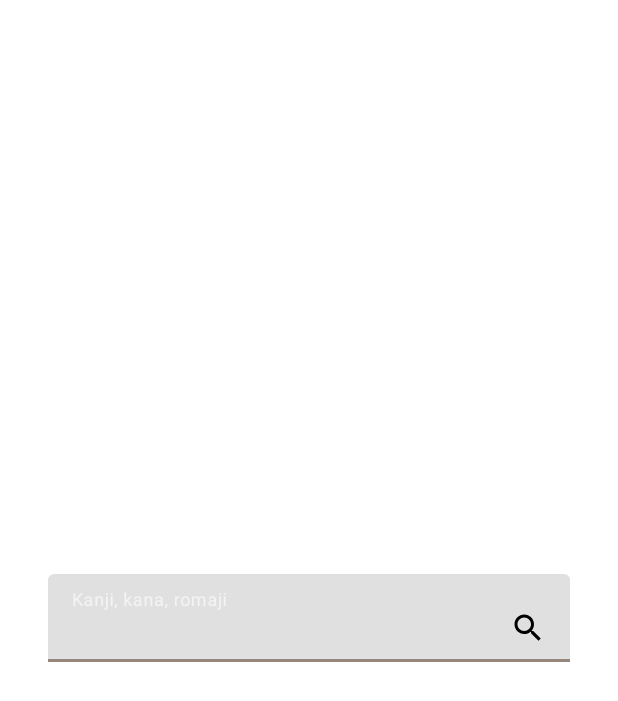
After one commit to nrchan/ProjectJLPT, an Android app: the ConjugatorActivity screen opened directly, with no data from a screen before it, on a phone screen of 412 x 824 dp. The commit adds this screen. Shown: the top 701 px of the screen. Run offline under Robolectric (Android 15) with nearby library versions, the phone set to English and light mode, and no system bars; our stand-ins replace Firebase (no records; nobody signed in at launch, a user with empty details on screens opened directly).

Commit message:
start conjugator activity

```diff
--- a/app/src/main/AndroidManifest.xml
+++ b/app/src/main/AndroidManifest.xml
@@ -11,6 +11,8 @@
             android:supportsRtl="true"
             android:theme="@style/AppTheme"
             tools:ignore="GoogleAppIndexingWarning">
+        <activity android:name=".ConjugatorActivity">
+        </activity>
         <activity android:name=".ConjugationActivity">
         </activity>
         <activity android:name=".SettingActivity">
--- a/app/src/main/java/com/example/nr/projectjlpt/MainActivity.kt
+++ b/app/src/main/java/com/example/nr/projectjlpt/MainActivity.kt
@@ -21,6 +21,10 @@ class MainActivity : AppCompatActivity() {
 
         grammar_list_activity_btn.setOnClickListener {
             startActivity(Intent(this, GrammarListActivity::class.java))
+        }
+
+        conjugator_activity_btn.setOnClickListener {
+            startActivity(Intent(this, ConjugatorActivity::class.java))
         }
 
         conjugation_activity_btn.setOnClickListener {
--- a/app/src/main/java/com/example/nr/projectjlpt/SettingActivity.kt
+++ b/app/src/main/java/com/example/nr/projectjlpt/SettingActivity.kt
@@ -55,7 +55,7 @@ class SettingActivity : AppCompatActivity() {
 
         name_btn.setOnClickListener {
             val name = name_input_editText.text.toString()
-            if (name.length > 10) {
+            if (name.length > 8) {
                 Snackbar.make(
                     name_btn,
                     R.string.name_too_long,
@@ -77,6 +77,7 @@ class SettingActivity : AppCompatActivity() {
             ).show()
             val imm = getSystemService(Context.INPUT_METHOD_SERVICE) as InputMethodManager
             imm.hideSoftInputFromWindow(currentFocus?.windowToken, 0)
+            name_input_editText.clearFocus()
         }
 
         refreshGrammarBtn.setOnClickListener {
--- /dev/null
+++ b/app/src/main/res/drawable/ic_search_black_24dp.xml
@@ -0,0 +1,9 @@
+<vector xmlns:android="http://schemas.android.com/apk/res/android"
+        android:width="24dp"
+        android:height="24dp"
+        android:viewportWidth="24.0"
+        android:viewportHeight="24.0">
+    <path
+        android:fillColor="#FF000000"
+        android:pathData="M15.5,14h-0.79l-0.28,-0.27C15.41,12.59 16,11.11 16,9.5 16,5.91 13.09,3 9.5,3S3,5.91 3,9.5 5.91,16 9.5,16c1.61,0 3.09,-0.59 4.23,-1.57l0.27,0.28v0.79l5,4.99L20.49,19l-4.99,-5zM9.5,14C7.01,14 5,11.99 5,9.5S7.01,5 9.5,5 14,7.01 14,9.5 11.99,14 9.5,14z"/>
+</vector>
--- /dev/null
+++ b/app/src/main/res/layout/activity_conjugator.xml
@@ -0,0 +1,29 @@
+<?xml version="1.0" encoding="utf-8"?>
+<androidx.constraintlayout.widget.ConstraintLayout
+        xmlns:android="http://schemas.android.com/apk/res/android"
+        xmlns:tools="http://schemas.android.com/tools"
+        xmlns:app="http://schemas.android.com/apk/res-auto"
+        android:layout_width="match_parent"
+        android:layout_height="match_parent"
+        tools:context=".ConjugatorActivity">
+
+    <com.google.android.material.textfield.TextInputLayout
+            style="@style/Widget.MaterialComponents.TextInputLayout.FilledBox"
+            android:layout_height="wrap_content"
+            android:id="@+id/verb_input"
+            app:boxStrokeColor="@color/colorAccent"
+            app:layout_constraintStart_toStartOf="parent"
+            app:layout_constraintTop_toTopOf="parent"
+            app:layout_constraintBottom_toBottomOf="parent" android:layout_marginStart="32dp"
+            android:layout_width="0dp" app:layout_constraintEnd_toEndOf="parent"
+            android:layout_marginEnd="32dp" android:hint="@string/verb_input_hint_text"
+    >
+
+        <com.google.android.material.textfield.TextInputEditText
+                android:layout_width="match_parent"
+                android:layout_height="wrap_content" android:textAlignment="textStart" android:textSize="18sp"
+                android:singleLine="true" android:id="@+id/verb_input_editText" android:imeOptions="actionSearch"
+                android:drawableEnd="@drawable/ic_search_black_24dp"/>
+
+    </com.google.android.material.textfield.TextInputLayout>
+</androidx.constraintlayout.widget.ConstraintLayout>
--- a/app/src/main/res/values/strings.xml
+++ b/app/src/main/res/values/strings.xml
@@ -10,6 +10,7 @@
     <string name="main_activity_title_evening">こんばんは。</string>
     <string name="grammar_list_activity_btn_text">Grammar・文法</string>
     <string name="conjugation_activity_btn_text">Word Conjugation・活用</string>
+    <string name="conjugator_activity_btn_text">Verb Conjugator</string>
 
     <!--grammar list activity-->
     <string name="grammar_list_activity_title">All the grammar</string>
@@ -18,6 +19,9 @@
     <string name="grammar_list_romaji_default">Its Associated Romaji</string>
     <string name="grammar_list_meaning_default">Its meaning here :)</string>
     <string name="grammar_list_level_default">N?</string>
+
+    <!--conjugator activity-->
+    <string name="verb_input_hint_text">Kanji, kana, romaji</string>
 
     <!--individual grammar point activity-->
     <string name="individual_grammar_pattern_default">文法パターン</string>
```
Also changed, not shown: app/src/main/java/com/example/nr/projectjlpt/ConjugatorActivity.kt (added, +54 -0 lines), app/src/main/java/com/example/nr/projectjlpt/Verb.kt (added, +9 -0 lines), app/src/main/res/layout/activity_main.xml (+11 -0 lines), app/src/main/res/layout/activity_setting.xml (+6 -6 lines).
